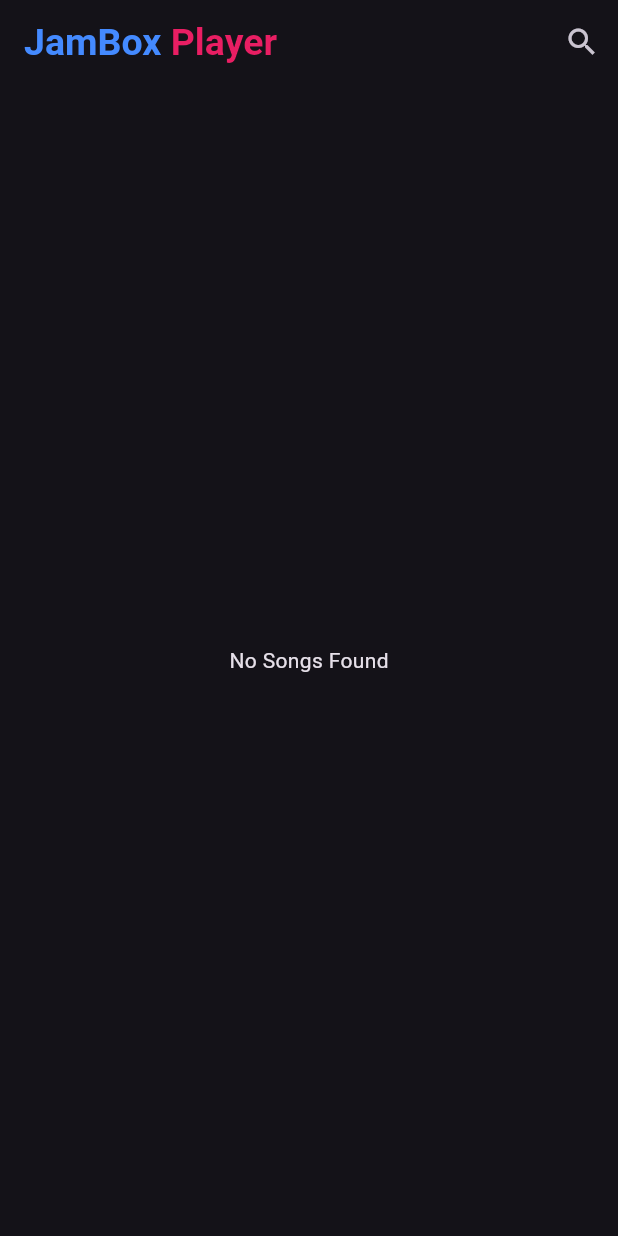
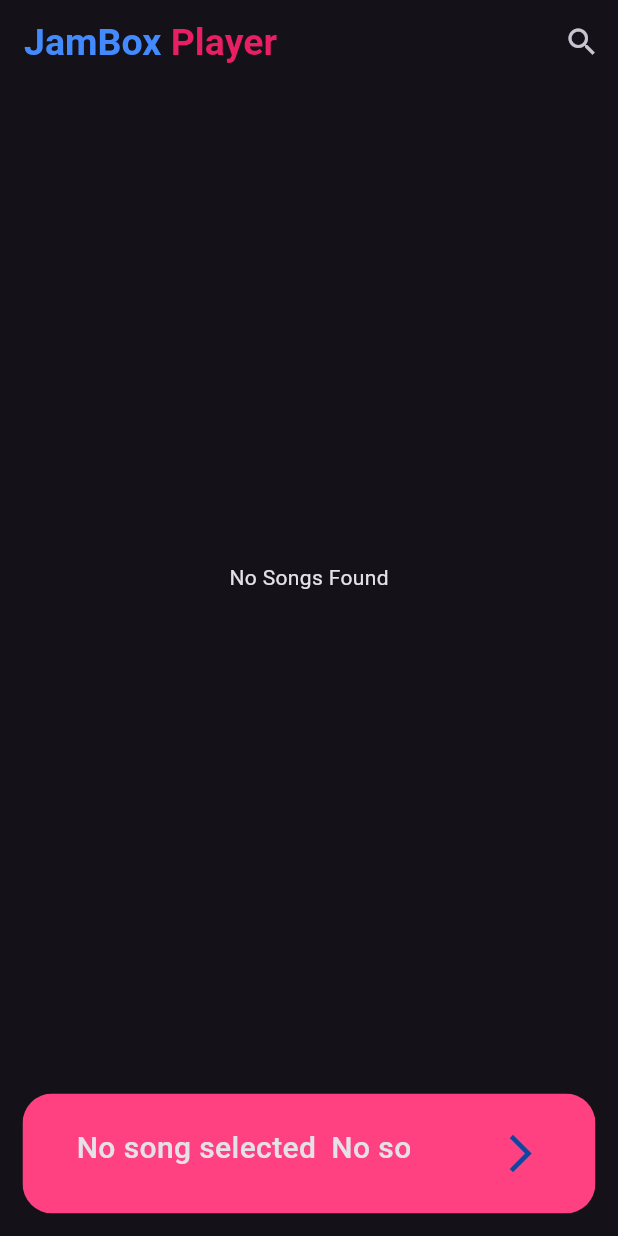
Before and after one commit to bilalkorai/music-app-flutter, a Flutter app: the screen it shows after launch, on a phone screen of 412 x 824 dp. Run offline on Flutter 3.47's test engine with Material 3 defaults, Android fonts, the phone set to English and light mode, and no system bars; drawn by our look-alikes of marquee; our stand-ins replace just_audio, lottie, on_audio_query, permission_handler.

Commit message:
bug fixes

```diff
--- a/lib/screens/allsongsscr.dart
+++ b/lib/screens/allsongsscr.dart
@@ -1,75 +1,149 @@
 import 'package:flutter/material.dart';
 import 'package:just_audio/just_audio.dart';
-import 'package:musicapp/main.dart';
+import 'package:marquee/marquee.dart';
 import 'package:musicapp/screens/nowplaying.dart';
 import 'package:on_audio_query/on_audio_query.dart';
 import 'package:permission_handler/permission_handler.dart';
+
 class allsongs extends StatefulWidget {
   const allsongs({super.key});
 
   @override
-  State<allsongs> createState() => _allsongsState();
+  State<allsongs> createState() => _AllSongsState();
 }
 
-class _allsongsState extends State<allsongs> {
+class _AllSongsState extends State<allsongs> {
+  String songName = "";
+  List<SongModel>? songs;
+  int? currentIndex;
+  late AudioPlayer audioPlayer;
 
   @override
   void initState() {
-    // TODO: implement initState
     super.initState();
-    requestpermission();
+    requestPermission();
+    audioPlayer = AudioPlayer(); // Initialize the AudioPlayer
   }
 
-
-  void requestpermission(){
+  void requestPermission() {
     Permission.storage.request();
     Permission.camera.request();
   }
 
-  final _audioquery = new OnAudioQuery();
-  final _audioPlayer = new AudioPlayer();
+  final _audioQuery = OnAudioQuery();
 
   @override
   Widget build(BuildContext context) {
     return Scaffold(
       appBar: AppBar(
-        title: RichText(text: TextSpan(text: "JamBox",style: TextStyle(color: Colors.blueAccent,fontSize: 25, fontWeight: FontWeight.bold),children: [TextSpan(text: " Player",style: TextStyle(color: Colors.pink))]),),
+        title: RichText(
+          text: TextSpan(
+            text: "JamBox",
+            style: TextStyle(color: Colors.blueAccent, fontSize: 25, fontWeight: FontWeight.bold),
+            children: [TextSpan(text: " Player", style: TextStyle(color: Colors.pink))],
+          ),
+        ),
         actions: [
-          IconButton(onPressed: (){
-
-          }, icon: Icon(Icons.search))
+          IconButton(
+            onPressed: () {},
+            icon: Icon(Icons.search),
+          ),
         ],
       ),
       body: FutureBuilder<List<SongModel>>(
-        future: _audioquery.querySongs(
+        future: _audioQuery.querySongs(
           sortType: null,
           orderType: OrderType.ASC_OR_SMALLER,
           uriType: UriType.EXTERNAL,
-          ignoreCase: true
+          ignoreCase: true,
         ),
-        builder: (context,snapshot){
-          if(snapshot.data == null){
-            return Center(child: CircularProgressIndicator(),);
+        builder: (context, snapshot) {
+          if (snapshot.data == null) {
+            return Center(child: CircularProgressIndicator());
           }
-          if(snapshot.data!.isEmpty){
-            return Center(child: Text("No Songs Found"),);
+          if (snapshot.data!.isEmpty) {
+            return Center(child: Text("No Songs Found"));
           }
+          songs = snapshot.data; // Save songs list
           return ListView.builder(
             itemCount: snapshot.data!.length,
-              itemBuilder: (context , index){
+            itemBuilder: (context, index) {
               return ListTile(
                 title: Text(snapshot.data![index].displayNameWOExt),
                 subtitle: Text("${snapshot.data![index].artist}"),
                 trailing: Icon(Icons.more_horiz),
-                  leading: Icon(Icons.music_note,),
-                  onTap: (){
-                    Navigator.push(context, MaterialPageRoute(builder: (context)=> nowplaying(songs: snapshot.data!,initialIndex: index,audioPlayer: _audioPlayer,)));
+                leading: Icon(Icons.music_note),
+                onTap: () {
+                  setState(() {
+                    songName = snapshot.data![index].displayNameWOExt;
+                    currentIndex = index;
+                  });
+                  Navigator.push(
+                    context,
+                    MaterialPageRoute(
+                      builder: (context) => nowplaying(
+                        songs: songs!,
+                        initialIndex: currentIndex!,
+                        audioPlayer: audioPlayer, // Pass the existing AudioPlayer
+                      ),
+                    ),
+                  );
                 },
               );
-              }
+            },
           );
         },
-      )
+      ),
+      bottomNavigationBar: Padding(
+        padding: const EdgeInsets.all(15),
+        child: ClipRRect(
+          borderRadius: BorderRadius.vertical(top: Radius.circular(20), bottom: Radius.circular(20)),
+          child: BottomAppBar(
+            color: Colors.pinkAccent,
+            child: Container(
+              padding: EdgeInsets.symmetric(horizontal: 10),
+              child: Row(
+                children: [
+                  Expanded(
+                    child: Padding(
+                      padding: const EdgeInsets.only(top: 10),
+                      child: Marquee(
+                        text : songName.isNotEmpty ? songName : "No song selected",
+                        style: TextStyle(fontWeight: FontWeight.w500, fontSize: 20),
+                        scrollAxis: Axis.horizontal,
+                        crossAxisAlignment: CrossAxisAlignment.start,
+                        blankSpace: 10.0,
+                        velocity: 30.0,
+                        startPadding: 10.0,
+                        accelerationDuration: Duration(seconds: 1),
+                        decelerationDuration: Duration(seconds: 1),
+                      ),
+                    ),
+                  ),
+                  SizedBox(width: 50),
+                  IconButton(
+                    onPressed: () {
+                      if (songs != null && currentIndex != null) {
+                        Navigator.push(
+                          context,
+                          MaterialPageRoute(
+                            builder: (context) => nowplaying(
+                              songs: songs!,
+                              initialIndex: currentIndex!,
+                              audioPlayer: audioPlayer, // Pass the existing AudioPlayer
+                            ),
+                          ),
+                        );
+                      }
+                    },
+                    icon: Icon(Icons.arrow_forward_ios_sharp, color: Colors.blue.shade900, size: 30),
+                  ),
+                ],
+              ),
+            ),
+          ),
+        ),
+      ),
     );
   }
 }
--- a/lib/screens/nowplaying.dart
+++ b/lib/screens/nowplaying.dart
@@ -4,7 +4,7 @@ import 'package:lottie/lottie.dart';
 import 'package:on_audio_query/on_audio_query.dart';
 
 class nowplaying extends StatefulWidget {
-  const nowplaying({super.key, required this.songs, required this.initialIndex, required this.audioPlayer});
+  const nowplaying({super.key, required this.songs,   required this.initialIndex, required this.audioPlayer});
   final List<SongModel> songs;
   final int initialIndex;
   final AudioPlayer audioPlayer;
@@ -14,6 +14,9 @@ class nowplaying extends StatefulWidget {
 }
 
 class _NowPlayingState extends State<nowplaying> {
+
+
+
   Duration currentpos = Duration.zero;
   Duration totaldur = Duration.zero;
   double _sliderValue = 0.0;
--- a/pubspec.yaml
+++ b/pubspec.yaml
@@ -40,6 +40,7 @@ dependencies:
   just_audio: ^0.9.39
   permission_handler: ^11.3.1
   lottie: ^3.1.2
+  marquee: ^2.2.3
 
 dev_dependencies:
   flutter_test:
```
Also changed, not shown: pubspec.lock. Lines whose indentation alone changed are shown as unchanged.
